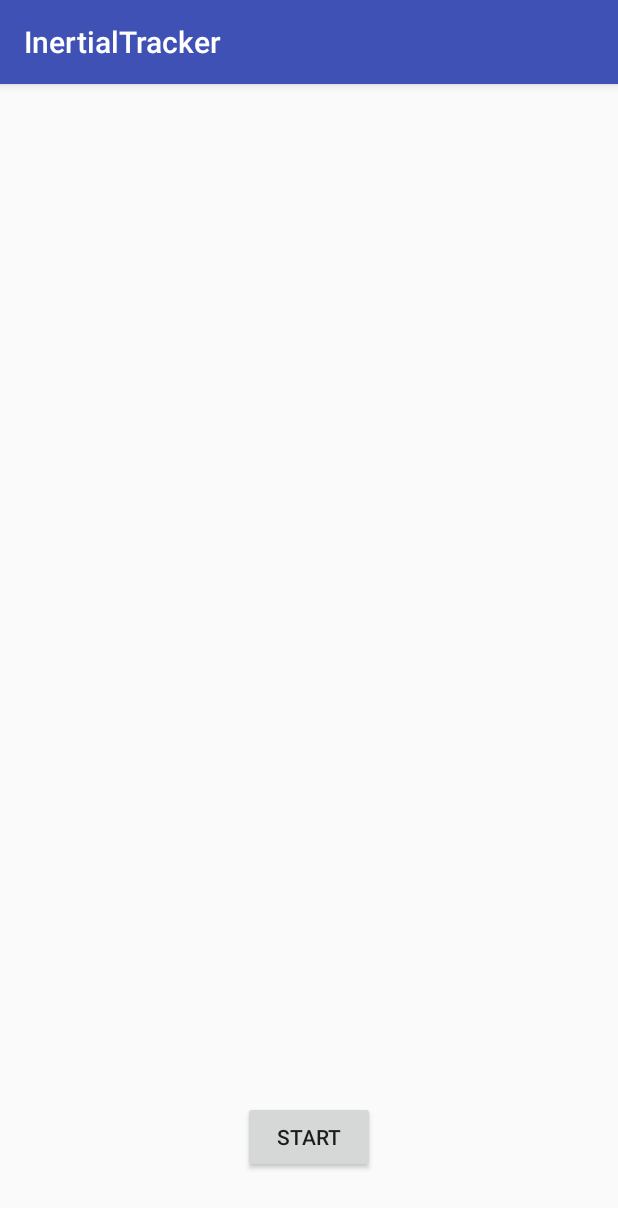
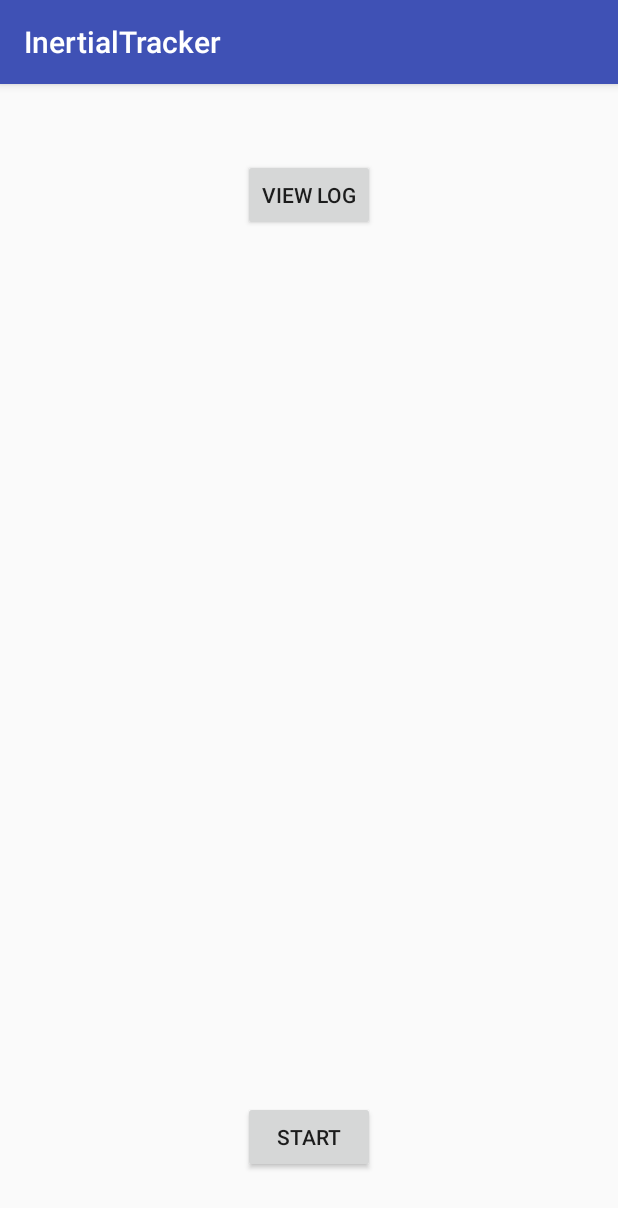
Before and after one commit to Govoz/InertialTracker, an Android app: the screen it shows after launch (MainActivity), on a phone screen of 412 x 824 dp. Shown: the top 1208 px of the screen. Run offline under Robolectric (Android 15) with nearby library versions, the phone set to English and light mode, and no system bars.

Commit message:
Implement ViewLogFile Button

```diff
--- a/app/src/main/res/layout/activity_main.xml
+++ b/app/src/main/res/layout/activity_main.xml
@@ -19,4 +19,13 @@
         android:layout_alignParentBottom="true"
         android:layout_centerHorizontal="true" />
 
+    <Button
+        android:text="View Log"
+        android:layout_width="wrap_content"
+        android:layout_height="wrap_content"
+        android:layout_alignParentTop="true"
+        android:layout_alignEnd="@+id/start_button"
+        android:layout_marginTop="34dp"
+        android:id="@+id/viewLog"/>
+
 </RelativeLayout>
```
Also changed, not shown: app/src/main/java/com/example/federico/inertialtracker/MainActivity.java (+43 -0 lines).
